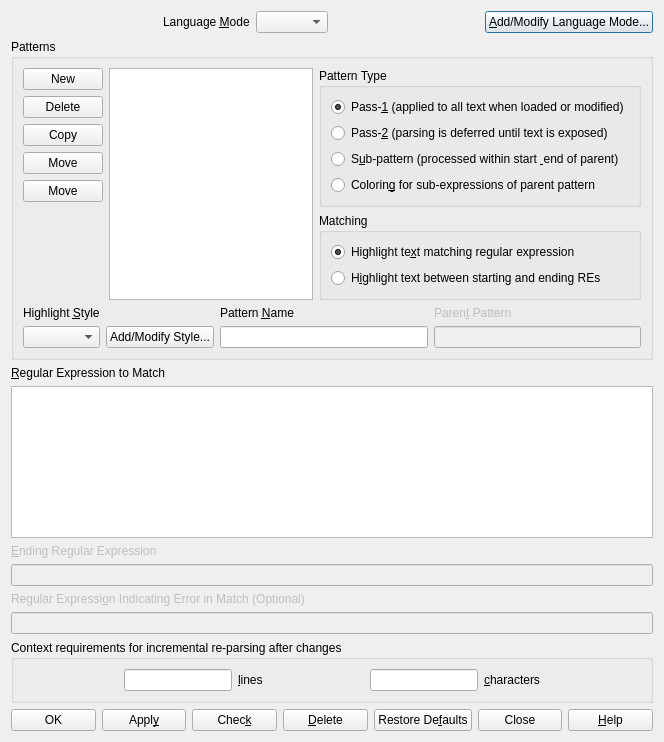
eteran/nedit-ng, file src/DialogSyntaxPatterns.ui: the form before one commit.
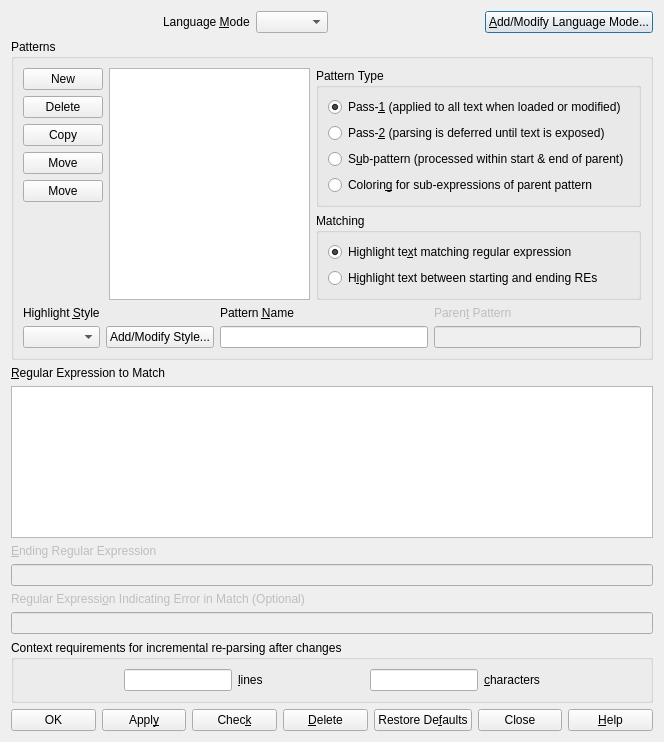
The form after the commit. Icons and pictures are not drawn.

Commit message:
Fix a silly error where an ampersand wasn't escaped in a UI label causing Qt to think it was supposed to be an accelerator.
Worse yet, when I added an intended accelerator to that string, it cause
warnings due to there being two accelerators :-P.

```diff
--- a/src/DialogSyntaxPatterns.ui
+++ b/src/DialogSyntaxPatterns.ui
@@ -246,7 +246,7 @@
          <item>
           <widget class="QRadioButton" name="radioSubPattern">
            <property name="text">
-            <string>S&amp;ub-pattern (processed within start &amp; end of parent)</string>
+            <string>S&amp;ub-pattern (processed within start &amp;&amp; end of parent)</string>
            </property>
           </widget>
          </item>
```
